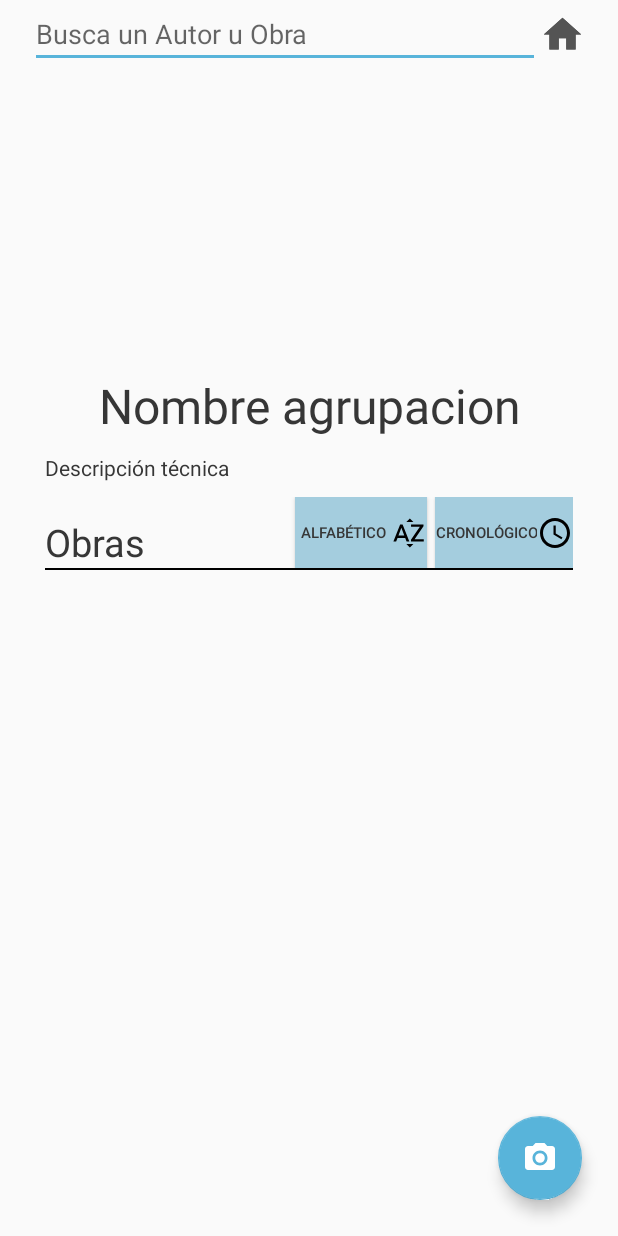
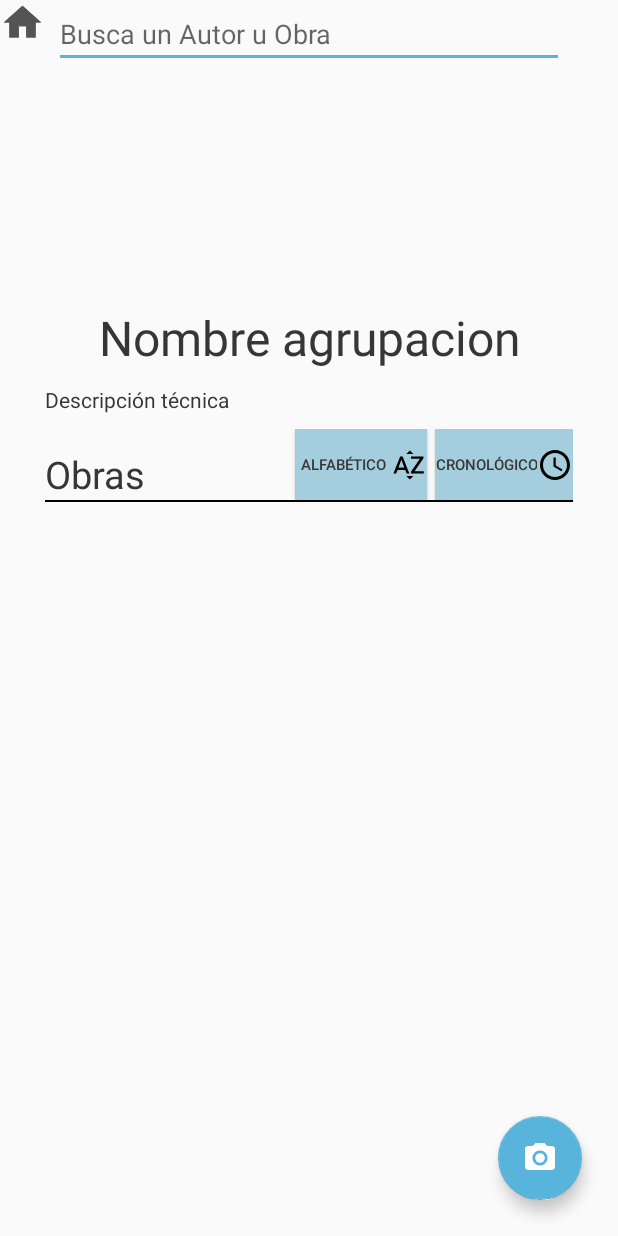
Before and after one commit to Fernandop26/Rest_and_Con, an Android app: the GroupActivity screen opened directly, with no data from a screen before it, on a phone screen of 412 x 824 dp. Run offline under Robolectric (Android 15) with nearby library versions, the phone set to English and light mode, and no system bars; our stand-ins replace Picasso, Volley; network calls fail; pictures from the network do not load.

Commit message:
se quita el liniar layout del buscador y el boton de main

```diff
--- a/app/src/main/java/com/example/appmovil_rest_con/GroupActivity.java
+++ b/app/src/main/java/com/example/appmovil_rest_con/GroupActivity.java
@@ -48,8 +48,8 @@ public class GroupActivity extends BaseActivity  {
         initClickSort();
         initGrid();
         initCameraButton();
-        initBuscador(GroupActivity.this);
-        initHomeButton(this);
+       // initBuscador(GroupActivity.this);
+      //  initHomeButton(this);
 
     }
 
--- a/app/src/main/res/layout/layout_author.xml
+++ b/app/src/main/res/layout/layout_author.xml
@@ -6,8 +6,7 @@
     android:layout_height="match_parent"
     tools:context=".AuthorActivity">
 
-    <include
-        layout="@layout/toolbar"/>
+
 
     <ScrollView
         android:layout_width="match_parent"
@@ -121,6 +120,9 @@
 
         </RelativeLayout>
     </ScrollView>
+
+    <include
+        layout="@layout/toolbar"/>
     <!-- BOTÓN CÁMARA -->
     <include layout="@layout/camerabuton"/>
 
--- a/app/src/main/res/layout/layout_group.xml
+++ b/app/src/main/res/layout/layout_group.xml
@@ -6,37 +6,6 @@
     android:layout_height="match_parent"
     tools:context=".GroupActivity">
 
-    <LinearLayout
-        android:layout_width="match_parent"
-        android:layout_height="wrap_content"
-        android:layout_marginHorizontal="20dp"
-        app:layout_constraintEnd_toEndOf="parent"
-        android:id="@+id/toolbar"
-        tools:ignore="MissingConstraints"
-        android:orientation="horizontal">
-
-
-
-        <AutoCompleteTextView
-            android:id="@+id/actv"
-            android:layout_width="340dp"
-            android:layout_height="wrap_content"
-            android:completionHint="Selecciona un elemento"
-            android:completionThreshold="1"
-            android:hint="Busca un Autor u Obra"
-            app:layout_constraintEnd_toEndOf="parent"
-            app:layout_constraintStart_toStartOf="parent"
-            app:layout_constraintTop_toTopOf="parent"
-            app:showAsAction="ifRoom|collapseActionView" />
-
-        <ImageView
-            android:id="@+id/home"
-            android:layout_width="30dp"
-            android:layout_height="30dp"
-            android:layout_marginTop="8dp"
-            android:background="@drawable/ic_home_black_24dp"
-            android:src="@drawable/ic_home_black_24dp"/>
-    </LinearLayout>
 
     <ScrollView
         android:id="@+id/scroll"
@@ -138,6 +107,28 @@
     </ScrollView>
 
 
+
+        <AutoCompleteTextView
+            android:id="@+id/actv"
+            android:layout_width="340dp"
+            android:layout_height="wrap_content"
+            android:completionHint="Selecciona un elemento"
+            android:completionThreshold="1"
+            android:hint="Busca un Autor u Obra"
+            app:layout_constraintEnd_toEndOf="parent"
+            app:layout_constraintStart_toStartOf="parent"
+            app:layout_constraintTop_toTopOf="parent"
+            app:showAsAction="ifRoom|collapseActionView" />
+
+        <ImageView
+            android:id="@+id/home"
+            android:layout_width="30dp"
+            android:layout_height="30dp"
+            android:layout_marginTop="8dp"
+            android:background="@drawable/ic_home_black_24dp"
+            android:src="@drawable/ic_home_black_24dp"
+            tools:ignore="MissingConstraints" />
+
  <!--  CAMARA -->
     <include layout="@layout/camerabuton"/>
 </androidx.constraintlayout.widget.ConstraintLayout>
```
